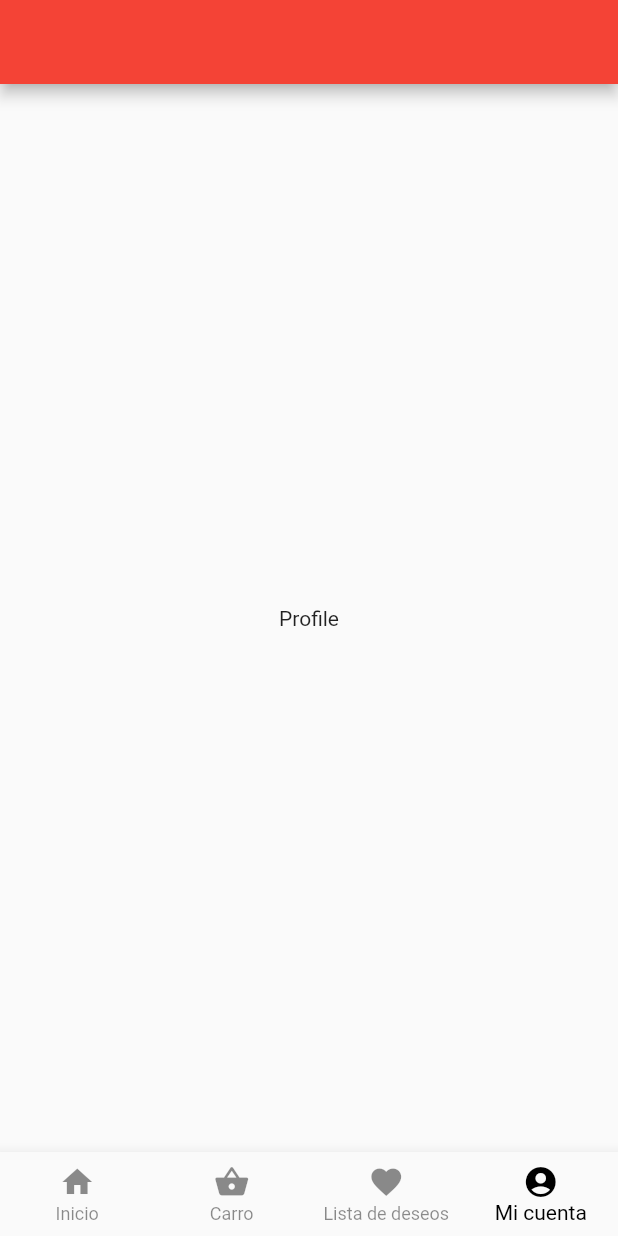
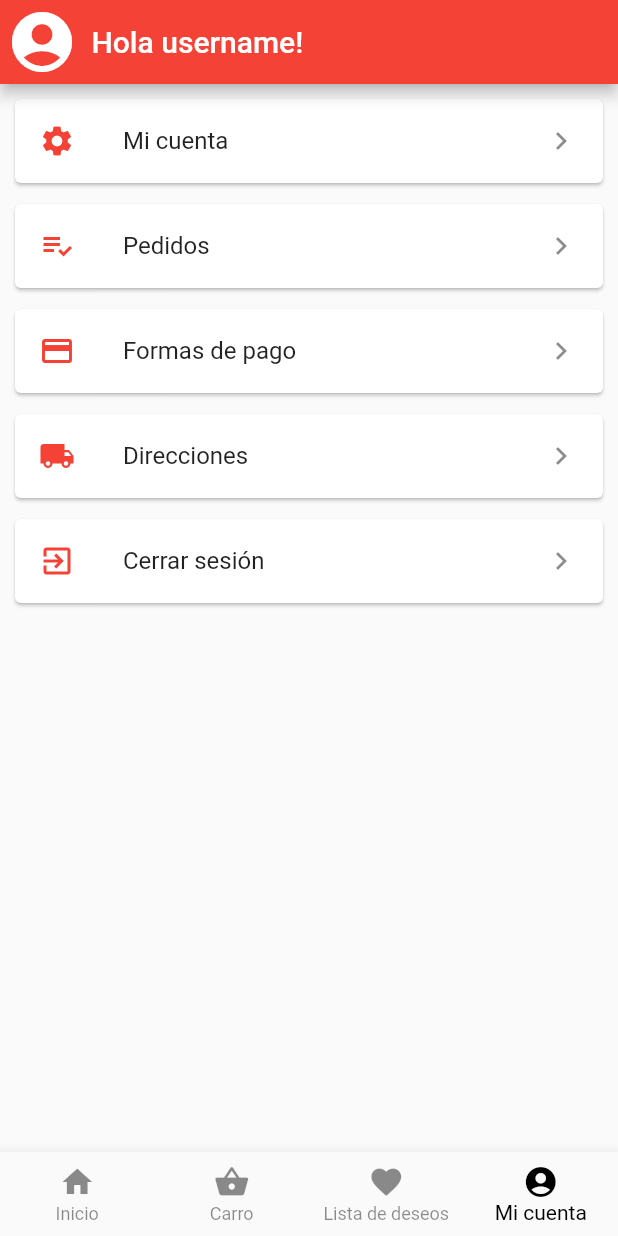
Before and after one commit to alex4861/shopModel, a Flutter app: the screen it shows after launch, item 4 of the bottom bar chosen, on a phone screen of 412 x 824 dp. Run offline on Flutter 3.47's test engine with Material 2 defaults, Android fonts, the phone set to English and light mode, and no system bars; our stand-ins replace cached_network_image, carousel_pro; network calls fail.

Commit message:
[Alex's log] feat, refactor: add cache images, change file and class names

```diff
--- a/lib/Home/View/VerticalContents.dart
+++ b/lib/Home/View/Components/VerticalContents.dart
@@ -1,4 +1,6 @@
 import 'package:flutter/material.dart';
+
+import 'CarouselHome.dart';
 
 class VerticalContents extends StatelessWidget{
   @override
@@ -18,7 +20,7 @@ class VerticalContents extends StatelessWidget{
       child: Card(
         margin: EdgeInsets.only(left: 2,right: 2,top: 0, bottom: 2),
         child: FittedBox(
-          child: Image(image: NetworkImage('https://underthebridge.co.uk/wp-content/uploads/2014/03/Example-main-image1.jpg')),
+          child: defaultImageNetwork(context,'https://underthebridge.co.uk/wp-content/uploads/2014/03/Example-main-image1.jpg'),
           fit: BoxFit.contain,
         ),
       ),
--- a/lib/Home/View/Home.dart
+++ b/lib/MainComponents/View/MainContainer.dart
@@ -4,22 +4,21 @@ import 'package:flutter/cupertino.dart';
 import 'package:flutter/foundation.dart';
 import 'package:flutter/material.dart';
 import 'package:flutter/rendering.dart';
-import 'package:shopmodel/Home/View/AppBarHome.dart';
+import 'package:shopmodel/Home/View/HomeNavigation.dart';
 import 'package:shopmodel/Profile/View/ProfileNavigation.dart';
-import 'BottomItems.dart';
-import 'ContainerHome.dart';
+import '../../Home/View/HomeContainer.dart';
 
-class Home extends StatefulWidget{
+class MainContainer extends StatefulWidget{
 
   final String appName;
 
-  const Home({Key key, @required this.appName}) : super(key: key);
+  const MainContainer({Key key, @required this.appName}) : super(key: key);
 
   @override
-  _HomeState createState() => _HomeState();
+  _MainContainerState createState() => _MainContainerState();
 }
 
-class _HomeState extends State<Home>  with TickerProviderStateMixin<Home>{
+class _MainContainerState extends State<MainContainer>  with TickerProviderStateMixin<MainContainer>{
   List<GlobalKey> _destinationKeys;
   List<GlobalKey<NavigatorState>> _navigatorKeys;
   List<AnimationController> _faders;
@@ -119,13 +118,13 @@ class _HomeState extends State<Home>  with TickerProviderStateMixin<Home>{
     );
   }
 
+
+  //If isFromBack == true, then change to index and pop the navigation
   void _onItemTapped(int index, {bool isFromBack = false}){
     setState(() {
-      if( Platform.isIOS){
         if(index == _selectedIndex){
           checkWillPop();
         }
-      }
       _selectedIndex = index;
       if(index == 0 && isFromBack){
         final NavigatorState navigator = _navigatorKeys[_selectedIndex].currentState;
@@ -138,8 +137,7 @@ class _HomeState extends State<Home>  with TickerProviderStateMixin<Home>{
   Future<bool> checkWillPop() async{
     final NavigatorState navigator = _navigatorKeys[_selectedIndex].currentState;
     if (_selectedIndex != 0 && !navigator.canPop()){// if selected index isn't 0 and not can pop
-      _onItemTapped(0, isFromBack: true);
-      debugPrint(navigator.canPop().toString());
+      _onItemTapped(0);
       return false;
     }
     else if (!navigator.canPop()) {//if is false, if not can pop
@@ -155,18 +153,19 @@ class _HomeState extends State<Home>  with TickerProviderStateMixin<Home>{
 
 
   final List<Destination> _children = [
-    Destination('Inicio', Icons.home, Colors.teal,0, ContainerHome()),
-    Destination('Carro', Icons.shopping_basket, Colors.cyan,1, Scaffold(appBar:  AppBar(),)),
-    Destination('Lista de deseos', Icons.favorite, Colors.orange,2, Scaffold(appBar:  AppBar(),)),
-    Destination('Mi cuenta', Icons.account_circle, Colors.blue,3, Scaffold(appBar:  AppBar(),))
+    Destination('Inicio', Icons.home, Colors.teal,0),
+    Destination('Carro', Icons.shopping_basket, Colors.cyan,1, ),
+    Destination('Lista de deseos', Icons.favorite, Colors.orange,2),
+    Destination('Mi cuenta', Icons.account_circle, Colors.blue,3)
   ];
 
   Widget getContent( Destination destination){
 
     switch(destination.index){
       case 0:
-        return ContainerHome(
+        return HomeNavigation(
           destination: destination,
+          appName: widget.appName,
           navigatorKey: _navigatorKeys[destination.index],
           onNavigation: () {
             _hide.forward();
@@ -192,11 +191,10 @@ class _HomeState extends State<Home>  with TickerProviderStateMixin<Home>{
 }
 
 class Destination {
-  const Destination(this.title, this.icon, this.color, this.index, this.content);
+  const Destination(this.title, this.icon, this.color, this.index);
   final String title;
   final IconData icon;
   final MaterialColor color;
   final int index;
-  final Widget content;
 
 }
--- a/lib/Profile/View/ProfileContainer.dart
+++ b/lib/Profile/View/ProfileContainer.dart
@@ -0,0 +1,67 @@
+import 'package:flutter/material.dart';
+import 'package:shopmodel/MainComponents/View/MainContainer.dart';
+
+class ProfileContainer extends StatelessWidget{
+  final Destination destination;
+  const ProfileContainer({Key key, this.destination});
+
+  @override
+  Widget build(BuildContext context) {
+    // TODO: implement build
+    return Scaffold(
+      appBar: AppBar(
+        leading: FittedBox(
+          child: Padding(
+            padding: EdgeInsets.all(2),
+            child: Icon(Icons.account_circle),
+          ),
+        ),
+        title: Text(" Hola username!"),
+        titleSpacing: 0,
+      ),
+      body: Container(
+        child: ListView(
+          children: <Widget>[
+            _item(context, title: "Mi cuenta", icon: Icons.settings, action: (){
+              Navigator.of(context, rootNavigator: true).push(MaterialPageRoute(builder: (BuildContext context) => MyAccount()));
+            }),
+            _item(context, title: "Pedidos", icon: Icons.playlist_add_check),
+            _item(context, title: "Formas de pago", icon: Icons.payment),
+            _item(context, title: "Direcciones", icon: Icons.local_shipping),
+            _item(context, title: "Cerrar sesión", icon: Icons.exit_to_app),
+
+
+          ],
+        ),
+      ),
+    );
+  }
+
+
+  Widget _item (BuildContext context,{double paddingTop = 6, double paddingBottom = 0, String title, bool withContextualMenu = true, IconData icon, Function action}){
+    return Padding(
+      padding: EdgeInsets.only(left: 6, right: 6, top: paddingTop, bottom: paddingBottom),
+      child: Card(
+        child: ListTile(
+          title: Text(title),
+          leading: icon != null ? Icon(icon, color: Theme.of(context).accentColor,): null,
+          trailing:withContextualMenu ?  Icon(Icons.keyboard_arrow_right): null,
+          onTap: action,
+        ),
+      ),
+    );
+  }
+}
+
+
+class MyAccount extends StatelessWidget{
+  @override
+  Widget build(BuildContext context) {
+    // TODO: implement build
+    return Scaffold(
+      appBar: AppBar(title: Text("Mi cuenta"), centerTitle: true,),
+      body: Container(),
+    );
+  }
+
+}
--- a/lib/main.dart
+++ b/lib/main.dart
@@ -1,5 +1,5 @@
 import 'package:flutter/material.dart';
-import 'package:shopmodel/Home/View/Home.dart';
+import 'package:shopmodel/MainComponents/View/MainContainer.dart';
 
 void main() => runApp(MyApp());
 
@@ -12,7 +12,7 @@ class MyApp extends StatelessWidget {
       theme: ThemeData(
         primarySwatch: Colors.red,
       ),
-      home: Home(appName: "GooPrices",),
+      home: MainContainer(appName: "GooPrices",),
     );
   }
 }
--- a/pubspec.yaml
+++ b/pubspec.yaml
@@ -24,6 +24,7 @@ dependencies:
   # Use with the CupertinoIcons class for iOS style icons.
   cupertino_icons: ^0.1.2
   carousel_pro: ^1.0.0
+  cached_network_image: ^2.2.0+1
 
 dev_dependencies:
   flutter_test:
```
Also changed, not shown: lib/Home/View/AppBarHome.dart (deleted, +0 -35 lines), lib/Home/View/BottomItems.dart (deleted, +0 -64 lines), lib/Home/View/CarouselHome.dart (deleted, +0 -25 lines), lib/Home/View/Components/CarouselHome.dart (added, +43 -0 lines), lib/Home/View/ContainerHome.dart (deleted, +0 -120 lines), lib/Home/View/HomeContainer.dart (added, +136 -0 lines), lib/Home/View/HomeNavigation.dart (added, +45 -0 lines), lib/Profile/View/ProfileNavigation.dart (+33 -11 lines), pubspec.lock, 7 other files.
